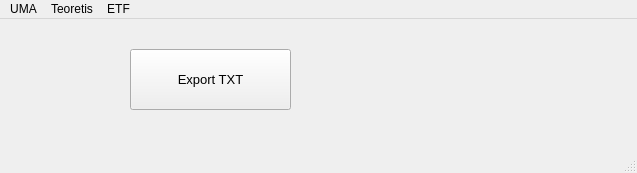
First picture: the form in export_2.ui, repository taufikhs8401-cell/Projek-Kantor, before the edit.
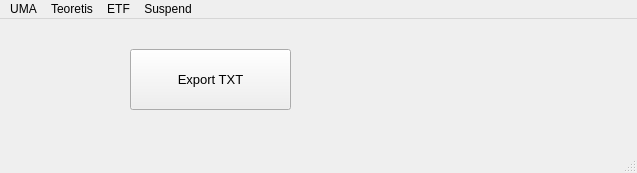
Second picture: the form after the edit.

Patch:
```diff
--- a/export_2.ui
+++ b/export_2.ui
@@ -66,10 +66,22 @@
     <addaction name="actionInsert_2"/>
     <addaction name="actionEdit_2"/>
     <addaction name="actionBatch_Insert_2"/>
+    <addaction name="actionExport"/>
+   </widget>
+   <widget class="QMenu" name="menuSuspend">
+    <property name="title">
+     <string>Suspend</string>
+    </property>
+    <addaction name="actionInsert_3"/>
+    <addaction name="actionEdit_3"/>
+    <addaction name="actionDownloader_3"/>
+    <addaction name="actionBatch_Insert_3"/>
+    <addaction name="actionExport_3"/>
    </widget>
    <addaction name="menuUMA"/>
    <addaction name="menuTeoretis"/>
    <addaction name="menuETF"/>
+   <addaction name="menuSuspend"/>
   </widget>
   <widget class="QStatusBar" name="statusbar"/>
   <action name="actionUMA">
```
Left out of the diff: 30 changed lines with no effect on the pictures.
